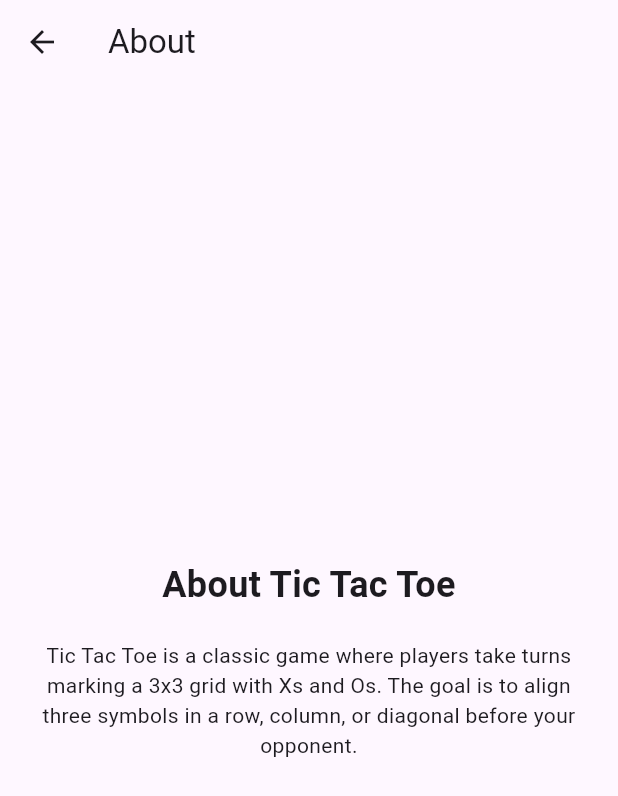
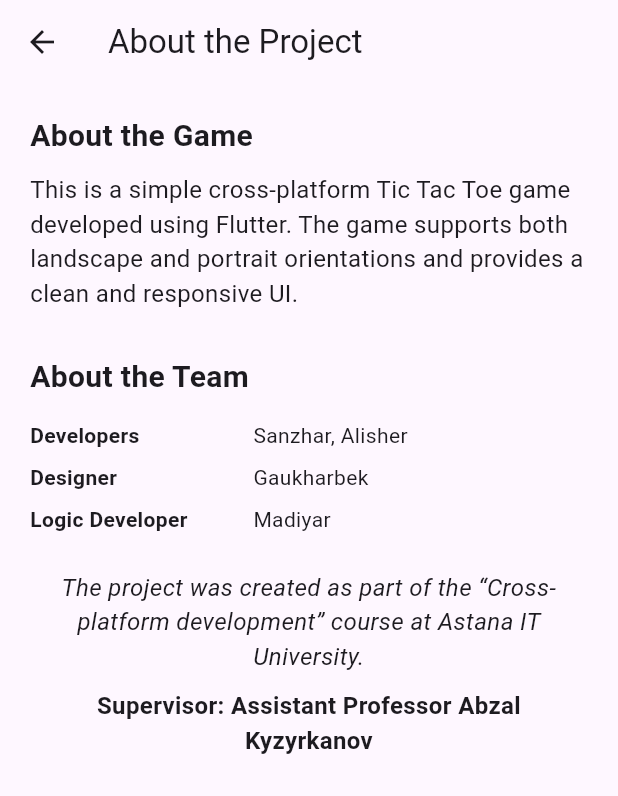
Before and after one commit to Kuvernoori/Tic-Tac-Toe, a Flutter app: the AboutPage screen opened directly, on a phone screen of 412 x 824 dp. Shown: the top 796 px of the screen. Run offline on Flutter 3.47's test engine with Material 3 defaults, Android fonts, the phone set to English and light mode, and no system bars; generated files the repository leaves out were written again.

Commit message:
switch+morelocal

```diff
--- a/lib/about_page.dart
+++ b/lib/about_page.dart
@@ -1,41 +1,70 @@
 import 'package:flutter/material.dart';
+import 'package:flutter_gen/gen_l10n/app_localizations.dart';
 
 class AboutPage extends StatelessWidget {
-  const AboutPage({Key? key}) : super(key: key);
+  const AboutPage({super.key});
 
   @override
   Widget build(BuildContext context) {
+    final l10n = AppLocalizations.of(context)!;
+
     return Scaffold(
       appBar: AppBar(
-        title: const Text('About'),
+        title: Text(l10n.aboutProject),
       ),
-      body: Center(
-        child: Padding(
-          padding: const EdgeInsets.all(16.0),
+      body: SingleChildScrollView(
+        padding: const EdgeInsets.all(20),
         child: Column(
-            mainAxisAlignment: MainAxisAlignment.center,
+          crossAxisAlignment: CrossAxisAlignment.start,
           children: [
-              const Text(
-                'About Tic Tac Toe',
-                style: TextStyle(fontSize: 24, fontWeight: FontWeight.bold),
+            _buildSectionTitle(l10n.aboutTheGame),
+            Text(
+              l10n.gameDescription,
+              style: const TextStyle(fontSize: 16),
+            ),
+            const SizedBox(height: 30),
+
+            _buildSectionTitle(l10n.aboutTheTeam),
+            _buildPersonRole(l10n.developers, 'Sanzhar, Alisher'),
+            _buildPersonRole(l10n.designer, 'Gaukharbek'),
+            _buildPersonRole(l10n.logicDeveloper, 'Madiyar'),
+            const SizedBox(height: 20),
+
+            Text(
+              l10n.courseInfo,
+              style: const TextStyle(fontSize: 16, fontStyle: FontStyle.italic),
               textAlign: TextAlign.center,
             ),
-              const SizedBox(height: 20),
-              LayoutBuilder(
-                builder: (context, constraints) {
-                  double fontSize = constraints.maxWidth < 400 ? 14 : 16;
-                  return Text(
-                    'Tic Tac Toe is a classic game where players take turns marking '
-                    'a 3x3 grid with Xs and Os. The goal is to align three symbols '
-                    'in a row, column, or diagonal before your opponent.',
-                    style: TextStyle(fontSize: fontSize),
+            const SizedBox(height: 10),
+            Text(
+              l10n.mentor,
               textAlign: TextAlign.center,
-                  );
-                },
+              style: const TextStyle(fontWeight: FontWeight.bold, fontSize: 16),
             ),
           ],
         ),
       ),
+    );
+  }
+
+  Widget _buildSectionTitle(String title) {
+    return Padding(
+      padding: const EdgeInsets.only(bottom: 10),
+      child: Text(
+        title,
+        style: const TextStyle(fontSize: 20, fontWeight: FontWeight.bold),
+      ),
+    );
+  }
+
+  Widget _buildPersonRole(String role, String names) {
+    return Padding(
+      padding: const EdgeInsets.symmetric(vertical: 4),
+      child: Row(
+        children: [
+          Expanded(flex: 2, child: Text(role, style: const TextStyle(fontWeight: FontWeight.bold))),
+          Expanded(flex: 3, child: Text(names)),
+        ],
       ),
     );
   }
--- a/lib/l10n/app_en.arb
+++ b/lib/l10n/app_en.arb
@@ -1,5 +1,8 @@
 {
   "@@locale": "en",
+  "selectTheme": "Select Theme",
+  "lightTheme": "Light Theme",
+  "darkTheme": "Dark Theme",
   "mainMenu": "Main Menu",
   "goToInteractiveWidgets": "Interactive Widgets",
   "startGame": "Start Game",
@@ -10,6 +13,16 @@
   "languageEnglish": "English",
   "languageRussian": "Russian",
   "languageKazakh": "Кazakh",
-  "selectLanguage": "Select Language"
+  "selectLanguage": "Select Language",
+  "aboutProject": "About the Project",
+  "aboutTheGame": "About the Game",
+  "aboutTheTeam": "About the Team",
+  "developers": "Developers",
+  "designer": "Designer",
+  "logicDeveloper": "Logic Developer",
+  "courseInfo": "The project was created as part of the “Cross-platform development” course at Astana IT University.",
+  "mentor": "Supervisor: Assistant Professor Abzal Kyzyrkanov",
+  "game": "Game",
+  "gameDescription": "This is a simple cross-platform Tic Tac Toe game developed using Flutter. The game supports both landscape and portrait orientations and provides a clean and responsive UI."
 
 }
--- a/lib/l10n/app_kk.arb
+++ b/lib/l10n/app_kk.arb
@@ -1,9 +1,28 @@
 {
   "@@locale": "kk",
+  "selectTheme": "Тақырыпты таңдаңыз",
+  "lightTheme": "Ашық тақырып",
+  "darkTheme": "Қараңғы тақырып",
   "settings": "Баптаулар",
+  "mainMenu": "Басты мәзір",
+  "goToInteractiveWidgets": "Интерактивті виджеттерге өту",
+  "startGame": "Ойынды бастау",
+  "aboutProject": "Жоба туралы",
   "selectLanguage": "Тілді таңдаңыз",
   "languageEnglish": "Ағылшын",
   "languageRussian": "Орыс",
   "languageKazakh": "Қазақ",
-  "selectLanguage": "Тілді таңдаңыз"
+  "selectLanguage": "Тілді таңдаңыз",
+  "game": "Ойын",
+  "aboutTheGame": "Ойын туралы",
+  "aboutTheTeam": "Топ туралы",
+  "developers": "Бағдарламашылар:",
+  "designer": "UI/UX дизайнері:",
+  "logicDeveloper": "Ойын логикасын жасаушы:",
+  "courseInfo": "Бұл жоба Astana IT University-де «Кроссплатформалық әзірлеу» курсы аясында жасалған.",
+  "mentor": "Жетекші: ассистент-профессор Абзал Қызырқанов",
+  "authors": "Авторлар",
+  "gameHistory": "Ойын тарихы",
+  "game": "Ойын",
+  "gameDescription": "Бұл Flutter қолданбасы арқылы жасалған қарапайым кросс-платформалық Tic Tac Toe ойыны. Ойын пейзаж және портреттік бағыттарды қолдайды, таза және икемді интерфейс ұсынады."
  }
--- a/lib/l10n/app_ru.arb
+++ b/lib/l10n/app_ru.arb
@@ -1,15 +1,26 @@
 {
   "@@locale": "ru",
+  "selectTheme": "Выберите тему",
+  "lightTheme": "Светлая тема",
+  "darkTheme": "Тёмная тема",
   "mainMenu": "Главное меню",
   "goToInteractiveWidgets": "Интерактивные виджеты",
   "startGame": "Начать игру",
   "aboutProject": "О проекте",
   "selectLanguage": "Выберите язык",
-
+  "aboutTheGame": "Об игре",
+  "aboutTheTeam": "О команде",
+  "developers": "Разработчики:",
+  "designer": "Дизайнер интерфейса:",
+  "logicDeveloper": "Разработчик логики игры:",
+  "courseInfo": "Проект создан в рамках курса «Кроссплатформенная разработка» в Astana IT University.",
+  "mentor": "Научный руководитель: Ассистент-профессор Абзал Кызырканов",
   "authors": "Авторы",
   "gameHistory": "История игр",
   "settings": "Настройки",
   "languageEnglish": "Английский",
   "languageRussian": "Руский",
-  "languageKazakh": "Казахский"
+  "languageKazakh": "Казахский",
+  "game": "Крестики-Нолики",
+  "gameDescription": "Это простая кросс-платформенная игра в крестики-нолики, разработанная с использованием Flutter. Игра поддерживает как ландшафтную, так и портретную ориентацию, а также предоставляет чистый и отзывчивый интерфейс."
 }
--- a/pubspec.yaml
+++ b/pubspec.yaml
@@ -13,6 +13,7 @@ dependencies:
     sdk: flutter
 
 dev_dependencies:
+  build_runner: ^2.1.5  # Добавили build_runner
   flutter_test:
     sdk: flutter
   flutter_lints: ^3.0.1
```
Also changed, not shown: lib/main.dart (+16 -1 lines), lib/main_menu_page.dart (+30 -125 lines), lib/settings_page.dart (+25 -40 lines), untranslated_messages.yaml (+1 -10 lines), l10n.yaml (line endings or trailing spaces), pubspec.lock. Lines whose indentation alone changed are shown as unchanged.
